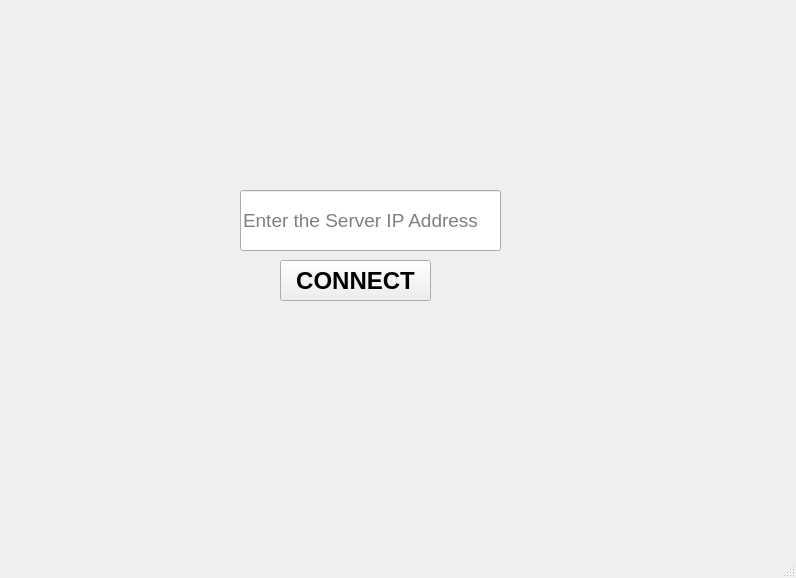
This is UI_files/mainui.ui in nafdev01/secure-lan-chat as Qt 5 draws it before an edit. The edited form follows.
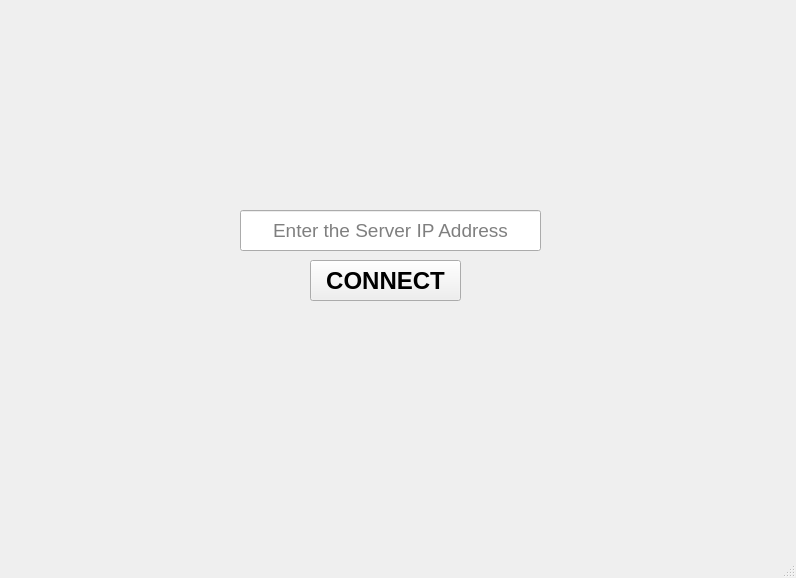
This is the edited form. Icons and pictures are not drawn.

```diff
--- a/UI_files/mainui.ui
+++ b/UI_files/mainui.ui
@@ -30,7 +30,7 @@
      <widget class="QPushButton" name="buttonConnServer">
       <property name="geometry">
        <rect>
-        <x>270</x>
+        <x>300</x>
         <y>250</y>
         <width>151</width>
         <height>41</height>
@@ -51,9 +51,9 @@
       <property name="geometry">
        <rect>
         <x>230</x>
-        <y>180</y>
-        <width>261</width>
-        <height>61</height>
+        <y>200</y>
+        <width>301</width>
+        <height>41</height>
        </rect>
       </property>
       <property name="font">
@@ -61,6 +61,9 @@
         <pointsize>14</pointsize>
        </font>
       </property>
+      <property name="alignment">
+       <set>Qt::AlignCenter</set>
+      </property>
       <property name="placeholderText">
        <string>Enter the Server IP Address</string>
       </property>
```
Left out of the diff: 2 changed lines with no effect on the pictures.
